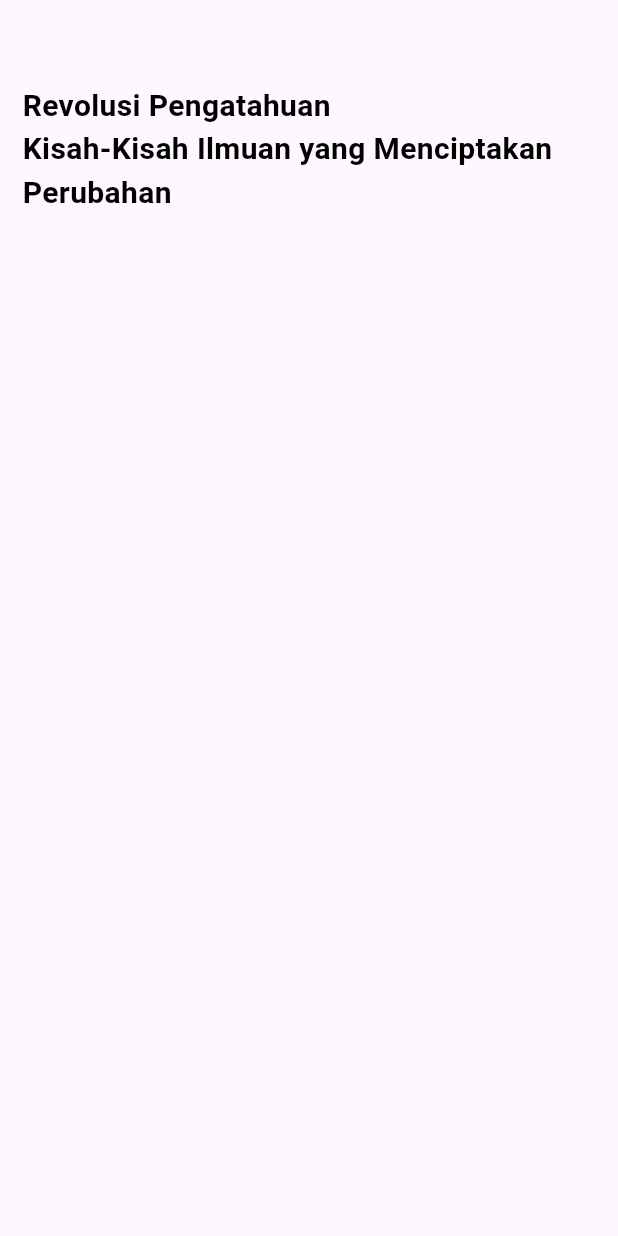
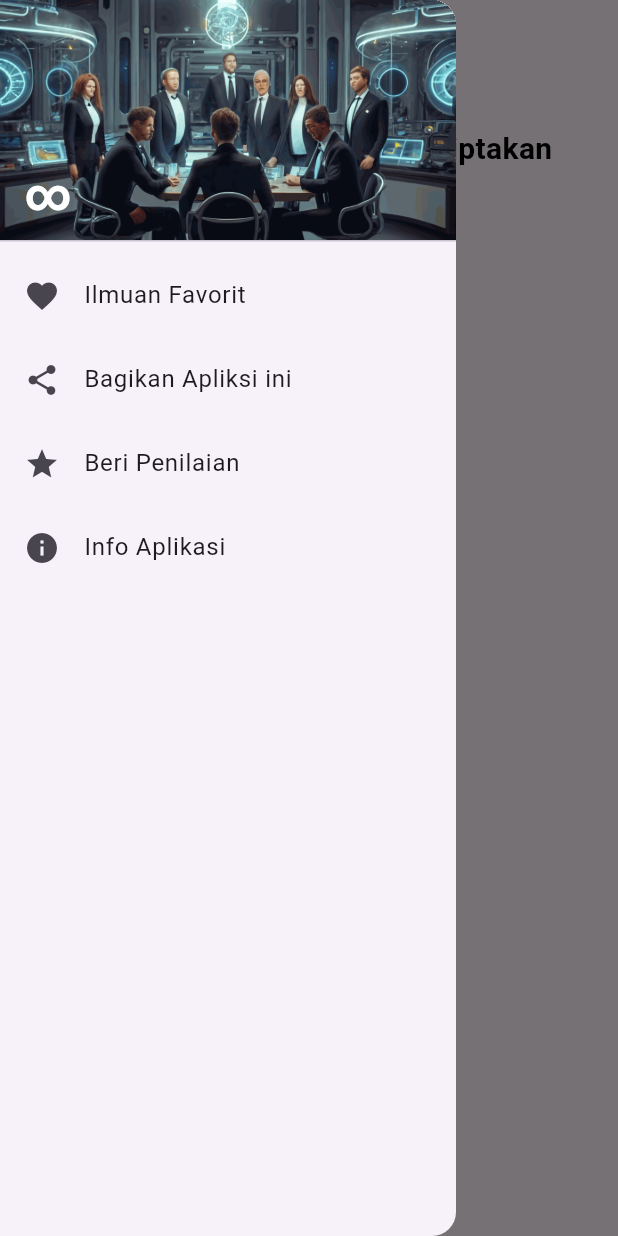
Before and after one commit to khai62/widgattextdisplay, a Flutter app: the MyHome screen opened directly, with the side drawer open (before the commit the screen has no drawer), on a phone screen of 412 x 824 dp. Run offline on Flutter 3.47's test engine with Material 3 defaults, Android fonts, the phone set to English and light mode, and no system bars.

Commit message:
menambahkan drawer

```diff
--- /dev/null
+++ b/lib/drawer.dart
@@ -0,0 +1,103 @@
+import 'package:flutter/material.dart';
+
+class MyDrawer extends StatelessWidget {
+  const MyDrawer({super.key});
+
+  @override
+  Widget build(BuildContext context) {
+    return Drawer(
+      child: ListView(
+        padding: EdgeInsets.zero,
+        children: <Widget>[
+          DrawerHeader(
+              decoration: BoxDecoration(
+                  color: Colors.green[100],
+                  image: const DecorationImage(
+                      image: AssetImage('assets/ilmuan.png'),
+                      fit: BoxFit.cover)),
+              child: Container(
+                alignment: Alignment.bottomLeft,
+                child: const Text(
+                  '∞',
+                  style: TextStyle(
+                    fontWeight: FontWeight.bold,
+                    fontSize: 30,
+                    color: Colors.white,
+                  ),
+                ),
+              )),
+          ListTile(
+            leading: const Icon(Icons.favorite),
+            title: const Text('Ilmuan Favorit'),
+            onTap: () {},
+          ),
+          ListTile(
+            leading: const Icon(Icons.share),
+            title: const Text('Bagikan Apliksi ini'),
+            onTap: () async {},
+          ),
+          ListTile(
+            leading: const Icon(Icons.star),
+            title: const Text('Beri Penilaian'),
+            onTap: () {},
+          ),
+          ListTile(
+            leading: const Icon(Icons.info),
+            title: const Text('Info Aplikasi'),
+            onTap: () {
+              showDialog(
+                  context: context,
+                  builder: (context) => AlertDialog(
+                      backgroundColor: Colors.white,
+                      actions: [
+                        TextButton(
+                            onPressed: () {
+                              Navigator.of(context).pop();
+                            },
+                            child: const Text('Tutup'))
+                      ],
+                      contentPadding: const EdgeInsets.all(20.0),
+                      content: RichText(
+                          textAlign: TextAlign.center,
+                          text: const TextSpan(children: [
+                            TextSpan(
+                                text: 'Versi \n',
+                                style: TextStyle(
+                                  color: Colors.black,
+                                  fontWeight: FontWeight.bold,
+                                )),
+                            TextSpan(
+                                text: '1.0.0 \n',
+                                style: TextStyle(
+                                  color: Colors.black,
+                                )),
+                            TextSpan(
+                                text: '\n Pengembang \n',
+                                style: TextStyle(
+                                  color: Colors.black,
+                                  fontWeight: FontWeight.bold,
+                                )),
+                            TextSpan(
+                                text: 'Khairuddin \n',
+                                style: TextStyle(
+                                  color: Colors.black,
+                                )),
+                            TextSpan(
+                                text: '\n Sumber \n',
+                                style: TextStyle(
+                                  color: Colors.black,
+                                  fontWeight: FontWeight.bold,
+                                )),
+                            TextSpan(
+                                text: 'www.wikipedia.org',
+                                style: TextStyle(
+                                  color: Colors.black,
+                                )),
+                          ]))));
+            },
+          ),
+        ],
+      ),
+    );
+  }
+}
--- a/lib/home.dart
+++ b/lib/home.dart
@@ -1,4 +1,5 @@
 import 'package:flutter/material.dart';
+import 'package:widgattext/drawer.dart';
 
 class MyHome extends StatelessWidget {
   const MyHome({super.key});
@@ -7,8 +8,9 @@ class MyHome extends StatelessWidget {
   Widget build(BuildContext context) {
     return Scaffold(
       appBar: AppBar(
-        automaticallyImplyLeading: false,
+
       ),
+      drawer: MyDrawer(),
       body: Container(
         padding: const EdgeInsets.only(left: 15, right: 15),
         child: const Column(
--- a/pubspec.yaml
+++ b/pubspec.yaml
@@ -59,9 +59,9 @@ flutter:
   uses-material-design: true
 
   # To add assets to your application, add an assets section, like this:
-  # assets:
-  #   - images/a_dot_burr.jpeg
-  #   - images/a_dot_ham.jpeg
+  assets:
+    - assets/ilmuan.png
+
 
   # An image asset can refer to one or more resolution-specific "variants", see
   # https://flutter.dev/to/resolution-aware-images
```
Also changed, not shown: lib/main.dart (+4 -4 lines), assets/ilmuan.png (added).
